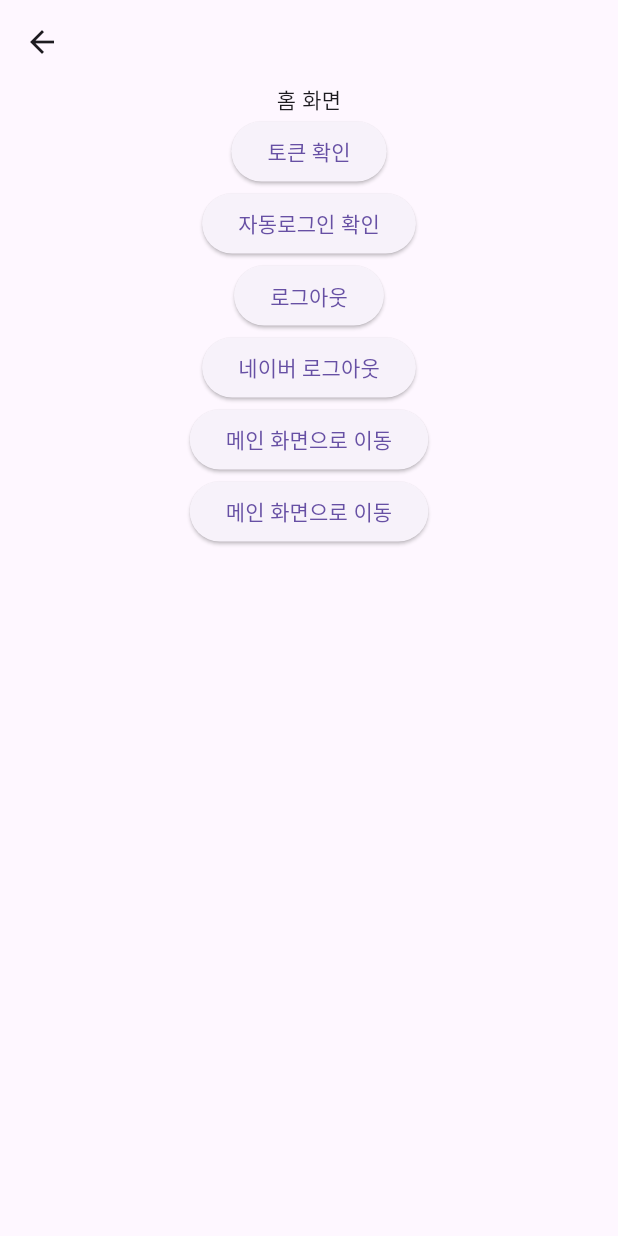
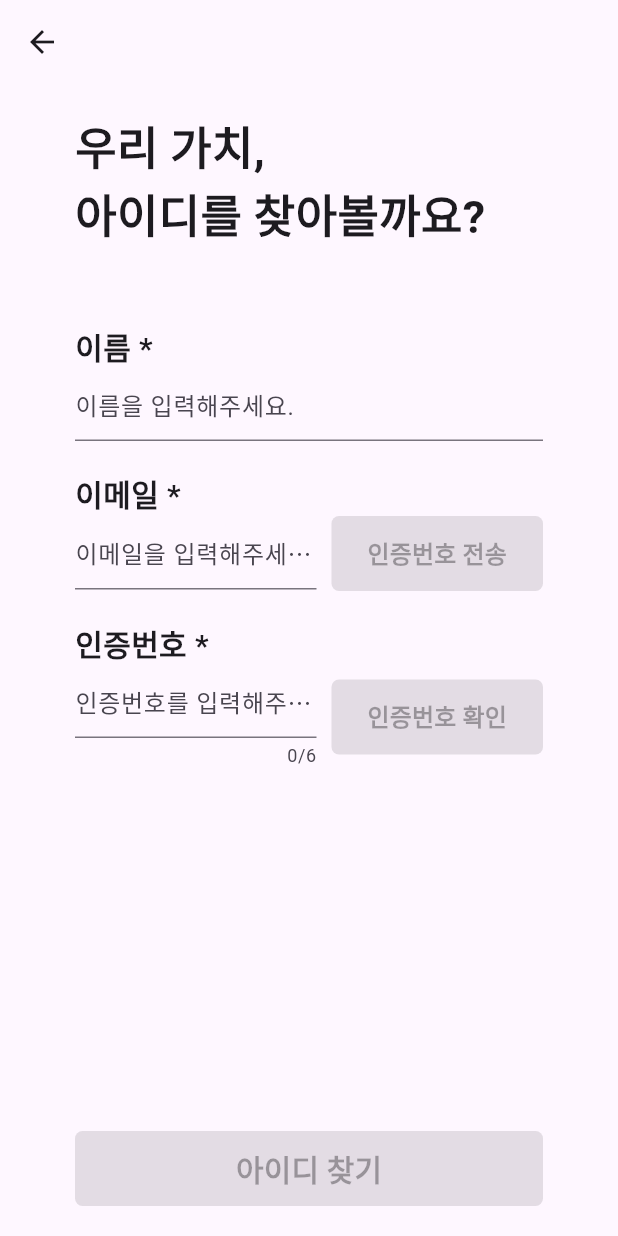
Before and after one commit to lee-giho/gachi_janchi, a Flutter app: the screen it shows after launch, after a tap on "아이디 찾기", on a phone screen of 412 x 824 dp. Run offline on Flutter 3.47's test engine with Material 3 defaults, Android fonts, the phone set to English and light mode, and no system bars; our stand-ins replace cookie_jar, dio, dio_cookie_manager, flutter_dotenv, flutter_secure_storage, google_sign_in and 1 more; missing offline and left inert: flutter_naver_login, flutter_naver_map, qr_code_scanner_plus.

Commit message:
Implement ID Find Screen / Send Email & Verify Code Number Successfully

```diff
--- /dev/null
+++ b/front/lib/screens/find_id_screen.dart
@@ -0,0 +1,450 @@
+import 'dart:async';
+import 'package:cookie_jar/cookie_jar.dart';
+import 'package:dio/dio.dart';
+import 'package:dio_cookie_manager/dio_cookie_manager.dart';
+import 'package:flutter/material.dart';
+import 'package:flutter_dotenv/flutter_dotenv.dart';
+import 'package:gachi_janchi/utils/checkValidate.dart';
+import 'package:http/http.dart'  as http;
+import 'dart:convert';
+
+class FindIdScreen extends StatefulWidget {
+  const FindIdScreen({super.key});
+
+  @override
+  State<FindIdScreen> createState() => _FindIdScreenState();
+}
+
+class _FindIdScreenState extends State<FindIdScreen> {
+
+  Dio dio = Dio();
+  late CookieJar cookieJar;
+  String sessionId = "";
+
+  @override
+  void initState() {
+    super.initState();
+
+    // 쿠키 저장용 CookieJar 초기화
+    cookieJar = CookieJar();
+    dio.interceptors.add(CookieManager(cookieJar)); // CookieManager 추가
+  }
+
+  // 이름 & 이메일 & 인증번호 입력 값 저장
+  var nameController = TextEditingController();
+  var emailController = TextEditingController();
+  var codeController = TextEditingController();
+
+  // 이름 & 이메일 & 인증번호 FocusNode
+  FocusNode nameFocus = FocusNode();
+  FocusNode emailFocus = FocusNode();
+  FocusNode codeFocus = FocusNode();
+
+  GlobalKey<FormState> formKey = GlobalKey<FormState>();
+
+  // 이메일 유효성 상태
+  bool isEmailValid = false;
+
+  // 인증번호 전송 상태
+  bool isCodeSent = false;
+
+
+  // 인증번호 유효성 상태
+  bool isCodeValid = false;
+
+  // 인증번호 확인 상태
+  bool isCodeCheck = false;
+
+  // 타이머 시간
+  int remainingTime = 180; // 3분(180초)
+  Timer? timer;
+
+  // 이메일 상태를 개별적으로 검증하는 함수
+  void validateEmail(String email) {
+    final isValid = CheckValidate().validateEmail(email) == null;
+    setState(() {
+      isEmailValid = isValid;
+    });
+  }
+
+  // 인증번호 전송 함수
+  Future<void> sendVerificationCode() async {
+    print("인증번호 전송");
+
+    String email = emailController.text;
+
+    // .env에서 서버 URL 가져오기
+    final apiAddress = Uri.parse("${dotenv.get("API_ADDRESS")}/api/auth/email/code");
+
+    try {
+      final response = await dio.post(
+        apiAddress.toString(),
+        data: {
+          'email': email,
+          'type': 'id'
+        }
+      );
+
+      if (response.statusCode == 200) {
+        startTimer();
+        // 인증번호 메일 보내기 성공 처리
+        print("인증번호 보내기 성공");
+
+        setState(() {
+          if (isCodeSent && isCodeCheck) {
+            isCodeCheck = false;
+            print("인증번호 재전송, isCodeCheck: ${isCodeCheck}");
+          }
+          isCodeSent = true;
+          sessionId = response.data['sessionId']; // 세션 ID 저장
+        });
+      } else {
+        print("인증번호 보내기 실패: ${response.data}");
+      }
+    } catch (e) {
+      // 예외 처리
+      showDialog(
+        context: context,
+        builder: (_) => const AlertDialog(
+          title: Text("인증번호 전송 오류"),
+          content: Text("서버에 문제가 발생했습니다."),
+        )
+      );
+    }
+  }
+
+  // 인증번호 확인 요청 함수
+  Future<void> checkVerificationCode() async {
+    print("인증번호 확인 요청");
+
+    String verificationCode = codeController.text;
+
+    // .env에서 서버 URL 가져오기
+    final apiAddress = Uri.parse("${dotenv.get("API_ADDRESS")}/api/auth/email/verify");
+
+    try {
+      final response = await dio.post(
+        apiAddress.toString(),
+        data: {
+          'verificationCode': verificationCode
+        },
+        options: Options(
+          headers: {'sessionId': sessionId}, // 세션 ID 헤더 추가
+        )
+      );
+
+      if(response.statusCode == 200) {
+        // 인증번호 확인 성공 처리
+        print("인증번호 확인 성공");
+        setState(() {
+          isCodeCheck = true;
+        });
+      } else {
+        print("인증번호 확인 실패: ${response.data}");
+      }
+    } catch (e) {
+      // 예외 처리
+      showDialog(
+        context: context,
+        builder: (_) => const AlertDialog(
+          title: Text("인증번호 전송 오류"),
+          content: Text("서버에 문제가 발생했습니다."),
+        )
+      );
+    }
+  }
+
+  // 인증번호 상태를 개별적으로 검증하는 함수
+  void validateCode(String code) {
+    final isValid = CheckValidate().validateCode(code) == null && (remainingTime > 0 && remainingTime < 180);
+    setState(() {
+      isCodeValid = isValid;
+    });
+  }
+
+  // 타이머 시작 함수
+  void startTimer() {
+
+    // 기존 타이머가 있으면 취소
+    timer?.cancel();
+
+    setState(() {
+      remainingTime = 180;
+    });
+
+    timer = Timer.periodic(const Duration(seconds: 1), (timer) {
+      setState(() {
+        if (remainingTime > 0) {
+          remainingTime--; // 남은 시간 감소
+        } else {
+          timer.cancel(); // 타이머 취소
+        }
+      });
+    });
+  }
+
+  // 시간 형식 변환 함수 (초 -> mm:ss)
+  String formatTime(int seconds) {
+    final minutes = (seconds ~/ 60).toString().padLeft(2, '0');
+    final secs = (seconds % 60).toString().padLeft(2, '0');
+    return "$minutes:$secs";
+  }
+
+  @override
+  void dispose() {
+    timer?.cancel(); // 화면 종료 시 타이머 취소
+
+    // TextEditingController dispose
+    nameController.dispose();
+    emailController.dispose();
+    codeController.dispose();
+
+    // FocusNode dispose
+    nameFocus.dispose();
+    emailFocus.dispose();
+    codeFocus.dispose();
+
+    super.dispose();
+  }
+
+  @override
+  Widget build(BuildContext context) {
+    return Scaffold(
+      appBar: AppBar(),
+      body: SafeArea(
+        child: Container( // 전체화면
+          padding: const EdgeInsets.fromLTRB(50, 20, 50, 20),
+          child: Column(
+            children: [
+              Expanded(
+                child: SingleChildScrollView(
+                  physics: const ClampingScrollPhysics(),
+                  child: Form(
+                    key: formKey,
+                    child: Column(
+                      mainAxisAlignment: MainAxisAlignment.spaceBetween,
+                      crossAxisAlignment: CrossAxisAlignment.start,
+                      children: [
+                        Column(
+                          crossAxisAlignment: CrossAxisAlignment.start,
+                          children: [
+                            Container( // 페이지 타이틀
+                              margin: const EdgeInsets.fromLTRB(0, 0, 0, 50),
+                              child: const Column(
+                                crossAxisAlignment: CrossAxisAlignment.start,
+                                children: [
+                                  Text(
+                                    "우리 가치,",
+                                    style: TextStyle(
+                                      fontSize: 30,
+                                      fontWeight: FontWeight.bold
+                                    ),
+                                  ),
+                                  Text(
+                                    "아이디를 찾아볼까요?",
+                                    style: TextStyle(
+                                      fontSize: 30,
+                                      fontWeight: FontWeight.bold
+                                    ),
+                                  )
+                                ],
+                              ),
+                            ),
+                            Container( // 이름 & 이메일 & 인증코드 입력 부분
+                              child: Column(
+                                children: [
+                                  Container( // 이름 입력 부분
+                                    margin: const EdgeInsets.fromLTRB(0, 0, 0, 20),
+                                    child: Column(
+                                      crossAxisAlignment: CrossAxisAlignment.start,
+                                      children: [
+                                        const Text(
+                                          "이름 *",
+                                          style: TextStyle(
+                                            fontSize: 20,
+                                            fontWeight: FontWeight.bold
+                                          ),
+                                        ),
+                                        TextFormField(
+                                          controller: nameController,
+                                          focusNode: nameFocus,
+                                          keyboardType: TextInputType.text,
+                                          autovalidateMode: AutovalidateMode.onUserInteraction,
+                                          validator: (value) {
+                                            return CheckValidate().validateName(value);
+                                          },
+                                          decoration: const InputDecoration(
+                                            hintText: "이름을 입력해주세요."
+                                          ),
+                                        )
+                                      ],
+                                    ),
+                                  ),
+                                  Container( // 이메일 입력 부분
+                                    margin: const EdgeInsets.fromLTRB(0, 0, 0, 20),
+                                    child: Column(
+                                      crossAxisAlignment: CrossAxisAlignment.start,
+                                      children: [
+                                        const Text(
+                                          "이메일 *",
+                                          style: TextStyle(
+                                            fontSize: 20,
+                                            fontWeight: FontWeight.bold
+                                          ),
+                                        ),
+                                        Row(
+                                          children: [
+                                            Expanded(
+                                              child: TextFormField(
+                                                controller: emailController,
+                                                focusNode: emailFocus,
+                                                keyboardType: TextInputType.emailAddress,
+                                                onChanged: validateEmail, // 입력할 때마다 이메일 유효성 검7
+                                                autovalidateMode: AutovalidateMode.onUserInteraction,
+                                                validator: (value) {
+                                                  return CheckValidate().validateEmail(value);
+                                                },
+                                                decoration: const InputDecoration(
+                                                  hintText: "이메일을 입력해주세요."
+                                                ),
+                                              ),
+                                            ),
+                                            const SizedBox(width: 10),
+                                            ElevatedButton(
+                                              onPressed: isEmailValid
+                                                ? () {
+                                                    sendVerificationCode();
+                                                  }
+                                                : null,
+                                              style: ElevatedButton.styleFrom(
+                                                minimumSize: const Size(135, 50),
+                                                backgroundColor: const Color.fromRGBO(122, 11, 11, 1) ,
+                                                foregroundColor: Colors.white,
+                                                shape: RoundedRectangleBorder(
+                                                  borderRadius: BorderRadius.circular(5)
+                                                )
+                                              ),
+                                              child: Text(
+                                                isCodeSent ? "재전송" : "인증번호 전송",
+                                                style: const TextStyle(
+                                                  fontSize: 16,
+                                                  fontWeight: FontWeight.bold
+                                                ),
+                                              )
+                                            ),
+                                          ],
+                                        )
+                                      ],
+                                    ),
+                                  ),
+                                  Container( // 인증번호 입력 부분
+                                    margin: const EdgeInsets.fromLTRB(0, 0, 0, 20),
+                                    child: Column(
+                                      crossAxisAlignment: CrossAxisAlignment.start,
+                                      children: [
+                                        Row(
+                                          mainAxisAlignment: MainAxisAlignment.spaceBetween,
+                                          crossAxisAlignment: CrossAxisAlignment.start,
+                                          children: [
+                                            const Text(
+                                              "인증번호 *",
+                                              style: TextStyle(
+                                                fontSize: 20,
+                                                fontWeight: FontWeight.bold
+                                              ),
+                                            ),
+                                            Text(
+                                              isCodeSent ? formatTime(remainingTime) : "",
+                                              style: const TextStyle(
+                                                fontSize: 18
+                                              ),
+                                            )
+                                          ],
+                                        ),
+                                        Row(
+                                          children: [
+                                            Expanded(
+                                              child: TextFormField(
+                                                controller: codeController,
+                                                focusNode: codeFocus,
+                                                keyboardType: TextInputType.number,
+                                                maxLength: 6,
+                                                onChanged: validateCode, // 입력할 때마다 인증번호 유효성 검사
+                                                autovalidateMode: AutovalidateMode.onUserInteraction,
+                                                validator: (value) {
+                                                  return CheckValidate().validateCode(value);
+                                                },
+                                                decoration: const InputDecoration(
+                                                  hintText: "인증번호를 입력해주세요."
+                                                ),
+                                              ),
+                                            ),
+                                            const SizedBox(width: 10),
+                                            ElevatedButton(
+                                              onPressed: isCodeValid
+                                              ? () {
+                                                  checkVerificationCode();
+                                                }
+                                              : null,
+                                              style: ElevatedButton.styleFrom(
+                                                minimumSize: const Size(135, 50),
+                                                backgroundColor: const Color.fromRGBO(122, 11, 11, 1),
+                                                foregroundColor: Colors.white,
+                                                shape: RoundedRectangleBorder(
+                                                  borderRadius: BorderRadius.circular(5)
+                                                )
+                                              ),
+                                              child: const Text(
+                                                "인증번호 확인",
+                                                style: TextStyle(
+                                                  fontSize: 16,
+                                                  fontWeight: FontWeight.bold
+                                                ),
+                                              )
+                                            ),
+                                          ],
+                                        )
+                                      ],
+                                    ),
+                                  )
+                                ],
+                              ),
+                            )
+                          ],
+                        )
+                      ],
+                    )
+                  ),
+                )
+              ),
+              Container(
+                child: ElevatedButton(
+                  onPressed: (formKey.currentState?.validate() ?? false) && isCodeSent && isCodeCheck
+                  ? () {
+                      print("아이디 찾기 버튼 클릭");
+                    }
+                  : null,
+                  style: ElevatedButton.styleFrom(
+                    minimumSize: const Size.fromHeight(50),
+                    backgroundColor: const Color.fromRGBO(122, 11, 11, 1),
+                    foregroundColor: Colors.white,
+                    shape: RoundedRectangleBorder(
+                      borderRadius: BorderRadius.circular(5)
+                    )
+                  ),
+                  child: const Text(
+                    "아이디 찾기",
+                    style: TextStyle(
+                      fontSize: 20,
+                      fontWeight: FontWeight.bold
+                    ),
+                  )
+                ),
+              )
+            ],
+          ),
+        )
+      ),
+    );
+  }
+}
--- a/front/lib/screens/login_screen.dart
+++ b/front/lib/screens/login_screen.dart
@@ -1,6 +1,7 @@
 import 'package:flutter/material.dart';
 import 'package:flutter_dotenv/flutter_dotenv.dart';
 import 'package:flutter_naver_login/flutter_naver_login.dart';
+import 'package:gachi_janchi/screens/find_id_screen.dart';
 import 'package:gachi_janchi/screens/find_password_screen.dart';
 import 'package:gachi_janchi/screens/home_screen.dart';
 import 'package:gachi_janchi/screens/main_screen.dart';
@@ -438,7 +439,7 @@ class _LoginScreenState extends State<LoginScreen> {
                                 onPressed: () {
                                   Navigator.push(
                                     context,
-                                    MaterialPageRoute(builder: (context) => const TestScreen())
+                                    MaterialPageRoute(builder: (context) => const FindIdScreen())
                                   );
                                 },
                                 child: const Text(
```
Also changed, not shown: 2 other files.
